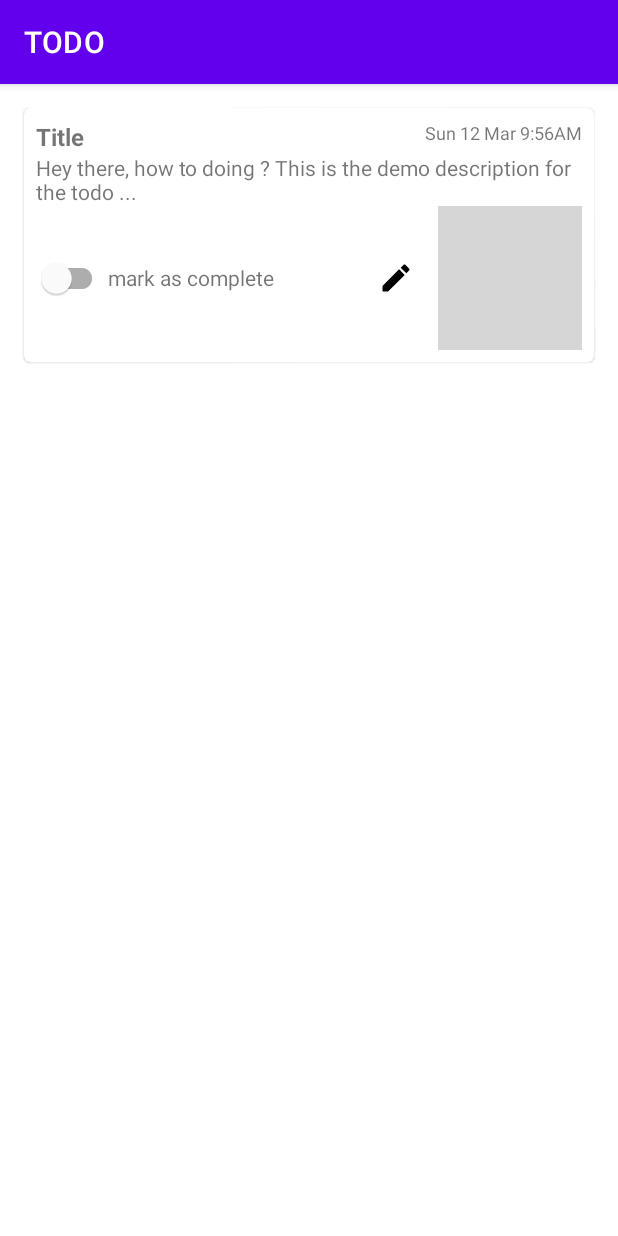
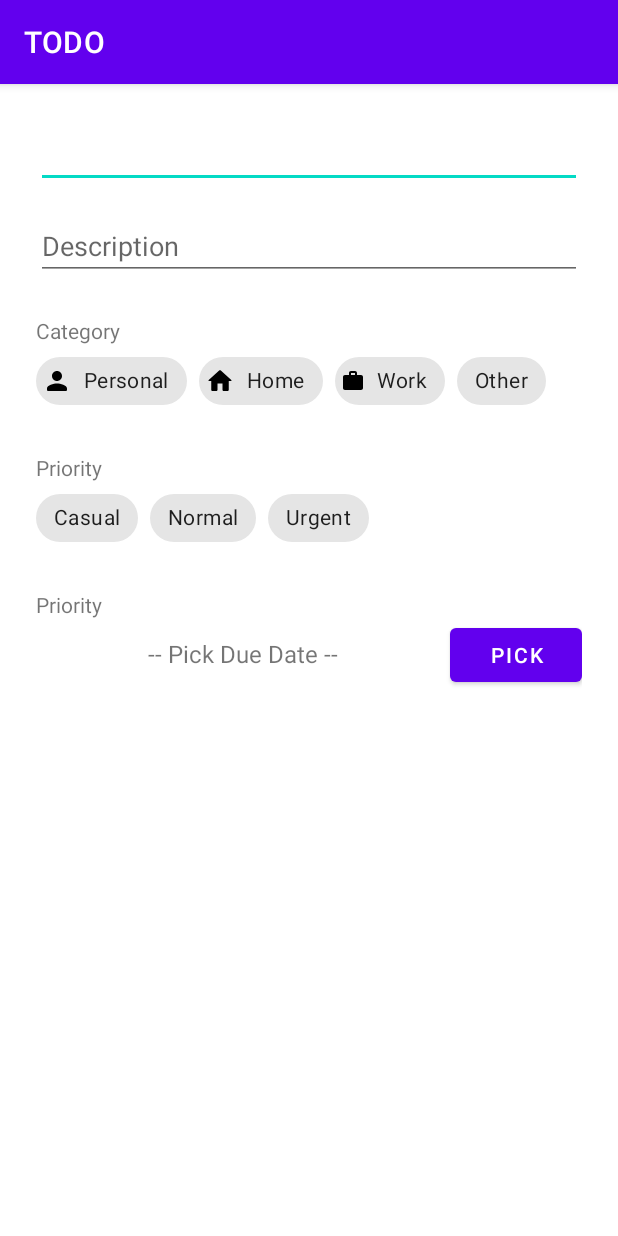
Before and after one commit to abhibarkade/TODO, an Android app: the screen it shows after launch (MainActivity), on a phone screen of 412 x 824 dp. Run offline under Robolectric (Android 15) with nearby library versions, the phone set to English and light mode, and no system bars; our stand-ins replace data binding; grey boxes are pictures that could not be loaded.

Commit message:
create task ui view binding

```diff
--- a/app/src/main/AndroidManifest.xml
+++ b/app/src/main/AndroidManifest.xml
@@ -1,6 +1,6 @@
 <?xml version="1.0" encoding="utf-8"?>
 <manifest xmlns:android="http://schemas.android.com/apk/res/android"
-    xmlns:tools="http://schemas.android.com/tools">
+    xmlns:tools="http://schemas.android.com/tools" >
 
     <application
         android:allowBackup="true"
@@ -10,10 +10,10 @@
         android:label="@string/app_name"
         android:supportsRtl="true"
         android:theme="@style/Theme.TODO"
-        tools:targetApi="31">
+        tools:targetApi="31" >
         <activity
             android:name=".MainActivity"
-            android:exported="true">
+            android:exported="true" >
             <intent-filter>
                 <action android:name="android.intent.action.MAIN" />
 
--- /dev/null
+++ b/app/src/main/java/com/abhibarkade/todo/screens/Fragment_CreateTask.java
@@ -0,0 +1,66 @@
+package com.abhibarkade.todo.screens;
+
+import android.os.Bundle;
+
+import androidx.fragment.app.Fragment;
+
+import android.view.LayoutInflater;
+import android.view.View;
+import android.view.ViewGroup;
+
+import com.abhibarkade.todo.R;
+
+/**
+ * A simple {@link Fragment} subclass.
+ * Use the {@link Fragment_CreateTask#newInstance} factory method to
+ * create an instance of this fragment.
+ */
+public class Fragment_CreateTask extends Fragment {
+
+    // TODO: Rename parameter arguments, choose names that match
+    // the fragment initialization parameters, e.g. ARG_ITEM_NUMBER
+    private static final String ARG_PARAM1 = "param1";
+    private static final String ARG_PARAM2 = "param2";
+
+    // TODO: Rename and change types of parameters
+    private String mParam1;
+    private String mParam2;
+
+    public Fragment_CreateTask() {
+        // Required empty public constructor
+    }
+
+    /**
+     * Use this factory method to create a new instance of
+     * this fragment using the provided parameters.
+     *
+     * @param param1 Parameter 1.
+     * @param param2 Parameter 2.
+     * @return A new instance of fragment Fragment_CreateTask.
+     */
+    // TODO: Rename and change types and number of parameters
+    public static Fragment_CreateTask newInstance(String param1, String param2) {
+        Fragment_CreateTask fragment = new Fragment_CreateTask();
+        Bundle args = new Bundle();
+        args.putString(ARG_PARAM1, param1);
+        args.putString(ARG_PARAM2, param2);
+        fragment.setArguments(args);
+        return fragment;
+    }
+
+    @Override
+    public void onCreate(Bundle savedInstanceState) {
+        super.onCreate(savedInstanceState);
+        if (getArguments() != null) {
+            mParam1 = getArguments().getString(ARG_PARAM1);
+            mParam2 = getArguments().getString(ARG_PARAM2);
+        }
+    }
+
+    @Override
+    public View onCreateView(LayoutInflater inflater, ViewGroup container,
+                             Bundle savedInstanceState) {
+        // Inflate the layout for this fragment
+        return inflater.inflate(R.layout.fragment__create_task, container, false);
+    }
+}
--- /dev/null
+++ b/app/src/main/java/com/abhibarkade/todo/screens/Fragment_CreateTodo.java
@@ -0,0 +1,34 @@
+package com.abhibarkade.todo.screens;
+
+import android.os.Bundle;
+import android.view.LayoutInflater;
+import android.view.View;
+import android.view.ViewGroup;
+
+import androidx.annotation.NonNull;
+import androidx.annotation.Nullable;
+import androidx.fragment.app.Fragment;
+
+import com.abhibarkade.todo.databinding.FragmentCreateTodoBinding;
+
+public class Fragment_CreateTodo extends Fragment {
+
+    FragmentCreateTodoBinding binding;
+
+    public Fragment_CreateTodo() {
+    }
+
+    @Override
+    public View onCreateView(LayoutInflater inflater, ViewGroup container,
+                             Bundle savedInstanceState) {
+        binding = FragmentCreateTodoBinding.inflate(inflater);
+        return binding.btnPickDueDate.getRootView();
+    }
+
+    @Override
+    public void onViewCreated(@NonNull View view, @Nullable Bundle savedInstanceState) {
+        super.onViewCreated(view, savedInstanceState);
+
+//        binding.setTitle("Hey there ....");
+    }
+}
--- /dev/null
+++ b/app/src/main/res/drawable/ic_home.xml
@@ -0,0 +1,5 @@
+<vector android:height="24dp" android:tint="#000000"
+    android:viewportHeight="24" android:viewportWidth="24"
+    android:width="24dp" xmlns:android="http://schemas.android.com/apk/res/android">
+    <path android:fillColor="@android:color/white" android:pathData="M10,19v-5h4v5c0,0.55 0.45,1 1,1h3c0.55,0 1,-0.45 1,-1v-7h1.7c0.46,0 0.68,-0.57 0.33,-0.87L12.67,3.6c-0.38,-0.34 -0.96,-0.34 -1.34,0l-8.36,7.53c-0.34,0.3 -0.13,0.87 0.33,0.87H5v7c0,0.55 0.45,1 1,1h3c0.55,0 1,-0.45 1,-1z"/>
+</vector>
--- /dev/null
+++ b/app/src/main/res/drawable/ic_notifications.xml
@@ -0,0 +1,5 @@
+<vector android:height="24dp" android:tint="#000000"
+    android:viewportHeight="24" android:viewportWidth="24"
+    android:width="24dp" xmlns:android="http://schemas.android.com/apk/res/android">
+    <path android:fillColor="@android:color/white" android:pathData="M12,22c1.1,0 2,-0.9 2,-2h-4c0,1.1 0.89,2 2,2zM18,16v-5c0,-3.07 -1.64,-5.64 -4.5,-6.32L13.5,4c0,-0.83 -0.67,-1.5 -1.5,-1.5s-1.5,0.67 -1.5,1.5v0.68C7.63,5.36 6,7.92 6,11v5l-2,2v1h16v-1l-2,-2z"/>
+</vector>
--- /dev/null
+++ b/app/src/main/res/drawable/ic_person.xml
@@ -0,0 +1,5 @@
+<vector android:height="24dp" android:tint="#000000"
+    android:viewportHeight="24" android:viewportWidth="24"
+    android:width="24dp" xmlns:android="http://schemas.android.com/apk/res/android">
+    <path android:fillColor="@android:color/white" android:pathData="M12,12c2.21,0 4,-1.79 4,-4s-1.79,-4 -4,-4 -4,1.79 -4,4 1.79,4 4,4zM12,14c-2.67,0 -8,1.34 -8,4v1c0,0.55 0.45,1 1,1h14c0.55,0 1,-0.45 1,-1v-1c0,-2.66 -5.33,-4 -8,-4z"/>
+</vector>
--- /dev/null
+++ b/app/src/main/res/drawable/ic_work.xml
@@ -0,0 +1,5 @@
+<vector android:height="24dp" android:tint="#000000"
+    android:viewportHeight="24" android:viewportWidth="24"
+    android:width="24dp" xmlns:android="http://schemas.android.com/apk/res/android">
+    <path android:fillColor="@android:color/white" android:pathData="M20,6h-4L16,4c0,-1.11 -0.89,-2 -2,-2h-4c-1.11,0 -2,0.89 -2,2v2L4,6c-1.11,0 -1.99,0.89 -1.99,2L2,19c0,1.11 0.89,2 2,2h16c1.11,0 2,-0.89 2,-2L22,8c0,-1.11 -0.89,-2 -2,-2zM14,6h-4L10,4h4v2z"/>
+</vector>
--- a/app/src/main/res/layout/activity_main.xml
+++ b/app/src/main/res/layout/activity_main.xml
@@ -1,72 +1,21 @@
 <?xml version="1.0" encoding="utf-8"?>
-<com.google.android.material.card.MaterialCardView xmlns:android="http://schemas.android.com/apk/res/android"
+<androidx.constraintlayout.widget.ConstraintLayout xmlns:android="http://schemas.android.com/apk/res/android"
+    xmlns:app="http://schemas.android.com/apk/res-auto"
     xmlns:tools="http://schemas.android.com/tools"
     android:layout_width="match_parent"
-    android:layout_height="wrap_content"
-    android:layout_margin="16dp"
+    android:layout_height="match_parent"
     tools:context=".MainActivity">
 
-    <RelativeLayout
-        android:padding="8dp"
+    <androidx.fragment.app.FragmentContainerView
+        android:id="@+id/nav_host_fragment"
+        android:name="androidx.navigation.fragment.NavHostFragment"
         android:layout_width="match_parent"
-        android:layout_height="match_parent">
+        android:layout_height="match_parent"
+        app:layout_constraintLeft_toLeftOf="parent"
+        app:layout_constraintRight_toRightOf="parent"
+        app:layout_constraintTop_toTopOf="parent"
+        app:layout_constraintBottom_toBottomOf="parent"
+        app:defaultNavHost="true"
+        app:navGraph="@navigation/nav_graph" />
 
-        <TextView
-            android:id="@+id/txt_Title"
-            android:layout_width="wrap_content"
-            android:layout_height="wrap_content"
-            android:text="Title"
-            android:textSize="16sp"
-            android:textStyle="bold" />
-
-        <TextView
-            android:id="@+id/txt_Date"
-            android:layout_width="wrap_content"
-            android:layout_height="wrap_content"
-            android:layout_alignParentRight="true"
-            android:text="Sun 12 Mar 9:56AM"
-            android:textSize="12sp" />
-
-        <TextView
-            android:id="@+id/txt_Description"
-            android:layout_width="wrap_content"
-            android:layout_height="wrap_content"
-            android:layout_below="@id/txt_Title"
-            android:text="Hey there, how to doing ? This is the demo description for the todo ..." />
-
-        <LinearLayout
-            android:layout_width="match_parent"
-            android:layout_height="wrap_content"
-            android:layout_below="@id/txt_Description"
-            android:gravity="center">
-
-            <com.google.android.material.switchmaterial.SwitchMaterial
-                android:id="@+id/ic_Mark"
-                android:layout_width="wrap_content"
-                android:layout_height="wrap_content"
-                android:textAlignment="textEnd" />
-
-            <TextView
-                android:layout_width="wrap_content"
-                android:layout_height="wrap_content"
-                android:layout_weight="1"
-                android:text="mark as complete" />
-
-            <ImageView
-                android:layout_width="wrap_content"
-                android:layout_height="wrap_content"
-                android:layout_marginRight="16dp"
-                android:background="@drawable/ic_edit" />
-
-            <ImageView
-                android:id="@+id/im_clear"
-                android:layout_width="wrap_content"
-                android:layout_height="wrap_content"
-                android:layout_below="@id/txt_Description"
-                android:background="@drawable/ic_clear" />
-
-        </LinearLayout>
-
-    </RelativeLayout>
-
-</com.google.android.material.card.MaterialCardView>
+</androidx.constraintlayout.widget.ConstraintLayout>
--- /dev/null
+++ b/app/src/main/res/layout/fragment__create_task.xml
@@ -0,0 +1,14 @@
+<?xml version="1.0" encoding="utf-8"?>
+<FrameLayout xmlns:android="http://schemas.android.com/apk/res/android"
+    xmlns:tools="http://schemas.android.com/tools"
+    android:layout_width="match_parent"
+    android:layout_height="match_parent"
+    tools:context=".screens.Fragment_CreateTask">
+
+    <!-- TODO: Update blank fragment layout -->
+    <TextView
+        android:layout_width="match_parent"
+        android:layout_height="match_parent"
+        android:text="@string/hello_blank_fragment" />
+
+</FrameLayout>
--- /dev/null
+++ b/app/src/main/res/layout/fragment__create_todo.xml
@@ -0,0 +1,133 @@
+<?xml version="1.0" encoding="utf-8"?>
+<layout xmlns:android="http://schemas.android.com/apk/res/android"
+    xmlns:app="http://schemas.android.com/apk/res-auto"
+    xmlns:tools="http://schemas.android.com/tools"
+    tools:context=".screens.Fragment_CreateTodo">
+
+    <data>
+        <variable
+            name="title"
+            type="String" />
+    </data>
+
+    <LinearLayout
+        android:layout_width="match_parent"
+        android:layout_height="wrap_content"
+        android:orientation="vertical"
+        android:padding="24dp">
+
+        <EditText
+            android:id="@+id/ed_title"
+            android:layout_width="match_parent"
+            android:layout_height="wrap_content"
+            android:hint="@{title}" />
+
+        <EditText
+            android:id="@+id/ed_description"
+            android:layout_width="match_parent"
+            android:layout_height="wrap_content"
+            android:layout_marginTop="16dp"
+            android:hint="Description" />
+
+        <TextView
+            android:layout_width="wrap_content"
+            android:layout_height="wrap_content"
+            android:layout_marginTop="24dp"
+            android:text="Category" />
+
+        <com.google.android.material.chip.ChipGroup
+            android:id="@+id/chip_category"
+            android:layout_width="match_parent"
+            android:layout_height="wrap_content"
+            app:singleSelection="true">
+
+            <com.google.android.material.chip.Chip
+                android:layout_width="wrap_content"
+                android:layout_height="wrap_content"
+                android:text="Personal"
+                app:chipIcon="@drawable/ic_person"
+                app:chipIconSize="20dp" />
+
+            <com.google.android.material.chip.Chip
+                android:layout_width="wrap_content"
+                android:layout_height="wrap_content"
+                android:text="Home"
+                app:chipIcon="@drawable/ic_home"
+                app:chipIconSize="20dp" />
+
+            <com.google.android.material.chip.Chip
+                android:layout_width="wrap_content"
+                android:layout_height="wrap_content"
+                android:text="Work"
+                app:chipIcon="@drawable/ic_work"
+                app:chipIconSize="16dp" />
+
+            <com.google.android.material.chip.Chip
+                android:layout_width="wrap_content"
+                android:layout_height="wrap_content"
+                android:text="Other" />
+
+        </com.google.android.material.chip.ChipGroup>
+
+        <TextView
+            android:layout_width="wrap_content"
+            android:layout_height="wrap_content"
+            android:layout_marginTop="24dp"
+            android:text="Priority" />
+
+        <com.google.android.material.chip.ChipGroup
+            android:id="@+id/chip_priority"
+            android:layout_width="match_parent"
+            android:layout_height="wrap_content"
+            app:singleSelection="true">
+
+            <com.google.android.material.chip.Chip
+                android:layout_width="wrap_content"
+                android:layout_height="wrap_content"
+                android:text="Casual"
+                app:chipIconSize="20dp" />
+
+            <com.google.android.material.chip.Chip
+                android:layout_width="wrap_content"
+                android:layout_height="wrap_content"
+                android:text="Normal"
+                app:chipIconSize="20dp" />
+
+            <com.google.android.material.chip.Chip
+                android:layout_width="wrap_content"
+                android:layout_height="wrap_content"
+                android:text="Urgent"
+                app:chipIconSize="16dp" />
+
+        </com.google.android.material.chip.ChipGroup>
+
+        <TextView
+            android:layout_width="wrap_content"
+            android:layout_height="wrap_content"
+            android:layout_marginTop="24dp"
+            android:text="Priority" />
+
+        <LinearLayout
+            android:layout_width="match_parent"
+            android:layout_height="wrap_content">
+
+            <TextView
+                android:id="@+id/txt_DueDate"
+                android:layout_width="wrap_content"
+                android:layout_height="wrap_content"
+                android:layout_weight="1"
+                android:gravity="center"
+                android:text="-- Pick Due Date --"
+                android:textSize="16sp" />
+
+            <com.google.android.material.button.MaterialButton
+                android:id="@+id/btn_PickDueDate"
+                android:layout_width="wrap_content"
+                android:layout_height="wrap_content"
+                android:text="PICK" />
+
+        </LinearLayout>
+
+    </LinearLayout>
+
+</layout>
--- /dev/null
+++ b/app/src/main/res/navigation/nav_graph.xml
@@ -0,0 +1,18 @@
+<?xml version="1.0" encoding="utf-8"?>
+<navigation xmlns:android="http://schemas.android.com/apk/res/android"
+    xmlns:app="http://schemas.android.com/apk/res-auto"
+    xmlns:tools="http://schemas.android.com/tools"
+    android:id="@+id/nav_graph"
+    app:startDestination="@id/fragment_CreateTodo">
+
+    <fragment
+        android:id="@+id/fragment_CreateTask"
+        android:name="com.abhibarkade.todo.screens.Fragment_CreateTask"
+        android:label="fragment__create_task"
+        tools:layout="@layout/fragment__create_task" />
+    <fragment
+        android:id="@+id/fragment_CreateTodo"
+        android:name="com.abhibarkade.todo.screens.Fragment_CreateTodo"
+        android:label="fragment__create_todo"
+        tools:layout="@layout/fragment__create_todo" />
+</navigation>
--- a/app/src/main/res/values/strings.xml
+++ b/app/src/main/res/values/strings.xml
@@ -1,3 +1,12 @@
 <resources>
     <string name="app_name">TODO</string>
+    <!-- TODO: Remove or change this placeholder text -->
+    <string name="hello_blank_fragment">Hello blank fragment</string>
+
+    <string-array name="taskPriority">
+        <item>Important</item>
+        <item>Normal</item>
+        <item>Casual</item>
+    </string-array>
+
 </resources>
--- a/app/src/main/res/values/themes.xml
+++ b/app/src/main/res/values/themes.xml
@@ -13,4 +13,10 @@
         <item name="android:statusBarColor">?attr/colorPrimaryVariant</item>
         <!-- Customize your theme here. -->
     </style>
+
+    <style name="circularImage" parent="">
+        <item name="cornerFamily">rounded</item>
+        <item name="cornerSize">50%</item>
+    </style>
+
 </resources>
```
Also changed, not shown: app/build.gradle (+11 -0 lines), app/src/main/res/drawable/profile.jpeg (added).
